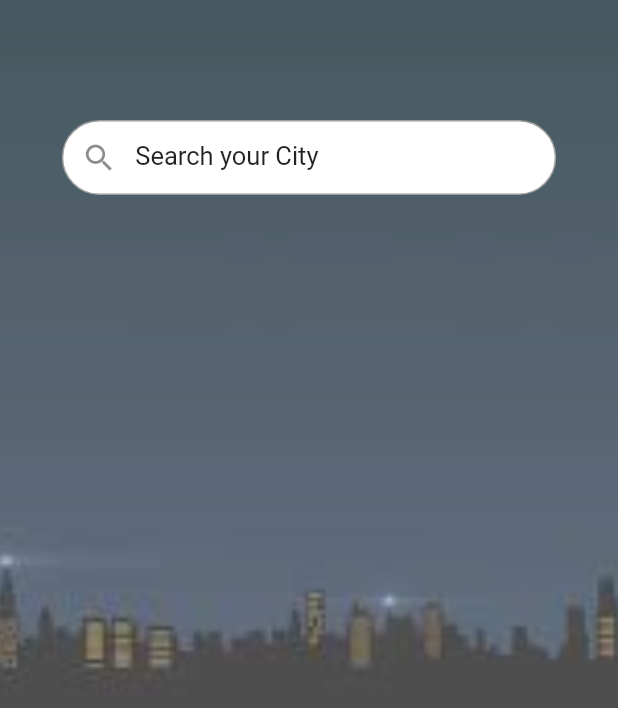
After one commit to sharkeromi/clima_weather_app, a Flutter app: the CityChoiceScreen screen opened directly, on a phone screen of 412 x 824 dp. The commit adds this screen. Shown: the top 708 px of the screen. Run offline on Flutter 3.47's test engine with Material 2 defaults, Android fonts, the phone set to English and light mode, and no system bars; our stand-ins replace geolocator, get; network calls fail; statements that could not run were skipped.

Commit message:
Refactored Code

```diff
--- a/lib/constants/style.dart
+++ b/lib/constants/style.dart
@@ -2,6 +2,8 @@ import 'package:flutter/material.dart';
 
 const kTempTextStyle =
     TextStyle(fontFamily: 'Spartan MB', fontSize: 100.0, color: Colors.white);
+
+const kTextFieldStyle = TextStyle(fontSize: 17.0, color: Colors.black87);
 
 const kMessageTextStyle =
     TextStyle(fontFamily: 'Spartan MB', fontSize: 40.0, color: Colors.white);
--- a/lib/controller/splash_controller.dart
+++ b/lib/controller/splash_controller.dart
@@ -12,7 +12,6 @@ class SplashScreenController extends GetxController {
 
   navigateToHome() async {
     var weatherData = await WeatherModel().getLocationWeather();
-    print(weatherData.toString());
     WeatherController weatherController = Get.find<WeatherController>();
     weatherController.getWeatherData(weatherData);
     await Future.delayed(const Duration(seconds: 3), () {});
--- a/lib/controller/weather_controller.dart
+++ b/lib/controller/weather_controller.dart
@@ -1,9 +1,12 @@
 import 'package:clima_weather_app/services/weather.dart';
+import 'package:flutter/material.dart';
 import 'package:geolocator/geolocator.dart';
 import 'package:get/get.dart';
 
 class WeatherController extends GetxController {
+
   WeatherModel weatherModel = WeatherModel();
+
   RxDouble temperature = RxDouble(0.0);
   RxString weatherIcon = RxString('');
   RxString cityName = RxString('');
@@ -11,6 +14,8 @@ class WeatherController extends GetxController {
   RxString weatherMessage = RxString('');
   RxString country = RxString('');
   RxString message = RxString('');
+
+  TextEditingController searchCity = TextEditingController();
 
   getWeatherData(weatherData) {
     if (weatherData == null) {
--- a/lib/main.dart
+++ b/lib/main.dart
@@ -3,8 +3,6 @@ import 'package:clima_weather_app/utils/getxDependency.dart';
 import 'package:flutter/material.dart';
 import 'package:flutter/services.dart';
 import 'package:get/get.dart';
-
-
 
 void main() {
   InitialBinding().dependencies();
@@ -23,7 +21,6 @@ void main() {
 class Clima extends StatelessWidget {
   const Clima({super.key});
 
-
   @override
   Widget build(BuildContext context) {
     return GetMaterialApp(
--- /dev/null
+++ b/lib/screens/city_screen.dart
@@ -0,0 +1,44 @@
+
+import 'package:clima_weather_app/widgets/custom_textfield.dart';
+import 'package:flutter/material.dart';
+
+
+class CityChoiceScreen extends StatelessWidget {
+  const CityChoiceScreen({super.key});
+
+
+  @override
+  Widget build(BuildContext context) {
+    return Scaffold(
+      body: Container(
+        decoration: BoxDecoration(
+          image: DecorationImage(
+            image: const AssetImage('assets/city.jpeg'),
+            fit: BoxFit.cover,
+            colorFilter: ColorFilter.mode(
+                Colors.white.withOpacity(0.8), BlendMode.dstATop),
+          ),
+        ),
+        constraints: const BoxConstraints.expand(),
+        child: Column(
+          children: [
+            const SizedBox(
+              height: 80,
+            ),
+            Container(
+              height: 50,
+              width: MediaQuery.of(context).size.width * 0.80,
+              decoration: BoxDecoration(
+                border: Border.all(
+                    color: Colors.grey, width: 1, style: BorderStyle.solid),
+                borderRadius: BorderRadius.circular(25),
+                color: Colors.white,
+              ),
+              child: CustomTextField(),
+            )
+          ],
+        ),
+      ),
+    );
+  }
+}
--- a/lib/screens/home_screen.dart
+++ b/lib/screens/home_screen.dart
@@ -7,7 +7,7 @@ import 'package:get/get.dart';
 class HomeScreen extends StatelessWidget {
   HomeScreen({super.key});
 
-  WeatherController weatherController = Get.find<WeatherController>();
+  final WeatherController weatherController = Get.find<WeatherController>();
 
   @override
   Widget build(BuildContext context) {
--- a/lib/services/networking.dart
+++ b/lib/services/networking.dart
@@ -16,7 +16,7 @@ class NetworkHelper {
       log(data.toString());
       return jsonDecode(data);
     } else {
-      print(response.body);
+      log(response.body);
     }
   }
 }
--- a/lib/services/weather.dart
+++ b/lib/services/weather.dart
@@ -7,7 +7,7 @@ const openWeatherMapURL = 'http://api.weatherapi.com/v1/';
 class WeatherModel {
   Future<dynamic> getCityWeather(String cityName) async {
     NetworkHelper networkHelper = NetworkHelper(
-        '$openWeatherMapURL?q=$cityName&appid=$apiKey&units=metric');
+        '${openWeatherMapURL}current.json?key=$apiKey&q=$cityName&aqi=yes');
 
     var weatherData = await networkHelper.getData();
     return weatherData;
--- /dev/null
+++ b/lib/widgets/custom_textfield.dart
@@ -0,0 +1,34 @@
+import 'package:clima_weather_app/constants/style.dart';
+import 'package:clima_weather_app/controller/weather_controller.dart';
+import 'package:clima_weather_app/services/weather.dart';
+import 'package:flutter/material.dart';
+import 'package:get/get.dart';
+
+class CustomTextField extends StatelessWidget {
+   CustomTextField({
+    super.key,
+  });
+
+  final WeatherController weatherController = Get.find<WeatherController>();
+
+  @override
+  Widget build(BuildContext context) {
+    return TextFormField(
+      textAlignVertical: TextAlignVertical.center,
+      controller: weatherController.searchCity,
+      decoration: const InputDecoration(
+        contentPadding: EdgeInsets.fromLTRB(12, 10, 10, 12),
+        hintStyle: kTextFieldStyle,
+        hintText: "Search your City",
+        border: InputBorder.none,
+        fillColor: Colors.black,
+        prefixIcon: Icon(Icons.search),
+      ),
+      onFieldSubmitted: (value) async {
+        var weatherData = await WeatherModel().getCityWeather(value);
+        weatherController.getWeatherData(weatherData);
+        Get.back();
+      },
+    );
+  }
+}
```
Also changed, not shown: lib/widgets/IconButton.dart (+14 -2 lines), assets/city.jpeg (added).
